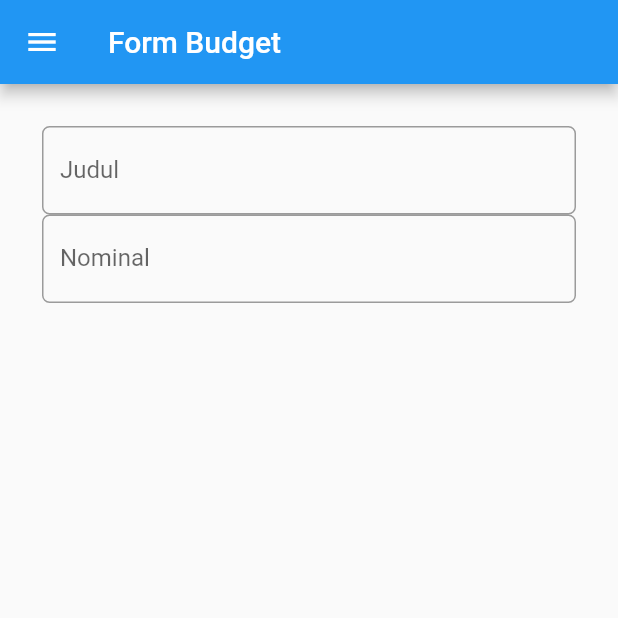
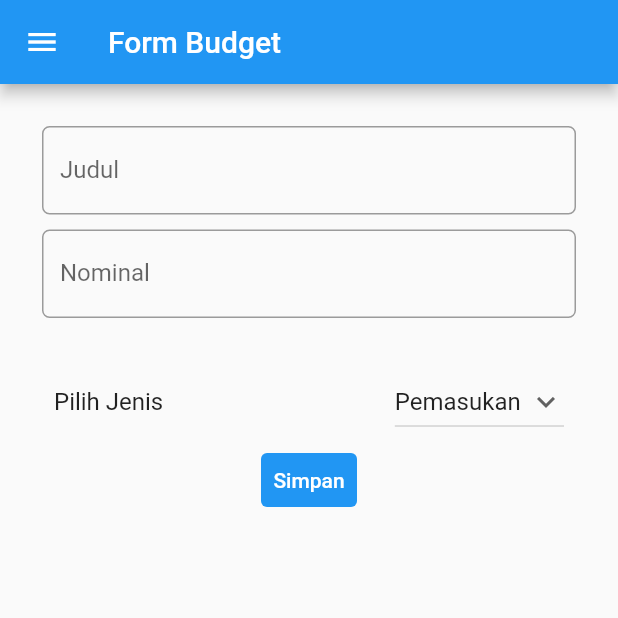
Before and after one commit to danenherdi/pbp-assignment-flutter, a Flutter app: the screen it shows after launch, in the side drawer, after a tap on "Tambah Budget", on a phone screen of 412 x 824 dp, the top half of it. Run offline on Flutter 3.47's test engine with Material 2 defaults, Android fonts, the phone set to English and light mode, and no system bars; missing offline and left inert: dart:ffi.

Commit message:
Adding Widgets to Form

```diff
--- a/lib/data_view.dart
+++ b/lib/data_view.dart
@@ -12,7 +12,7 @@ class DataBudgetViewPage extends StatefulWidget {
 }
 
 class _DataBudgetViewPageState extends State<DataBudgetViewPage> {
-   @override
+    @override
     Widget build(BuildContext context) {
         return Scaffold(
             appBar: AppBar(
--- a/lib/tambah_form.dart
+++ b/lib/tambah_form.dart
@@ -1,5 +1,6 @@
 import 'package:flutter/material.dart';
 import 'package:counter_7/navigator_drawer.dart';
+import 'package:flutter/services.dart';
 
 class TambahBudgetFormPage extends StatefulWidget {
   const TambahBudgetFormPage({super.key});
@@ -12,8 +13,12 @@ class _TambahBudgetFormPageState extends State<TambahBudgetFormPage> {
   // Variabel
   final _formKey = GlobalKey<FormState>();
   String judul = "";
-  num nominal = 0;
-  List<String> tipe = ['Pemasukan', 'Pengeluaran'];
+  int nominal = 0;
+  String jenis = "Pemasukan";
+  List<String> listJenis = ["Pemasukan", "Pengeluaran"];
+  List<String> listJudul = [];
+  List<int> listNominal = [];
+  List<String> listPemilihanJenis = [];
 
 
   @override
@@ -55,20 +60,77 @@ class _TambahBudgetFormPageState extends State<TambahBudgetFormPage> {
                                 }
                               ),
 
+                              const SizedBox(
+                                height: 10,
+                              ),
+
                               TextFormField(
-                                keyboardType: TextInputType.number,
-
                                 decoration: InputDecoration(
                                   labelText: "Nominal",
                                   border: OutlineInputBorder(
                                     borderRadius: BorderRadius.circular(5.0),
-                                  )
+                                  ),
                                 ),
+                                inputFormatters: <TextInputFormatter>[FilteringTextInputFormatter.allow(RegExp(r'[0-9]'))],
 
+                                onChanged: (String? value){
+                                  setState(() {
+                                    nominal = int.parse(value!);
+                                  });
+                                },
+
+                                validator: (String? value){
+                                  if(value == null || value.isEmpty){
+                                    return 'Nominal angka tidak boleh kosong!';
+                                  }
+                                  return null;
+                                }
                               ),
-
                             ],
                           ),
+                        ),
+
+                        const SizedBox(
+                          height: 20,
+                        ),
+
+                        ListTile(
+                          title: const Text('Pilih Jenis'),
+                          trailing: DropdownButton(
+                            value: jenis,
+                            icon: const Icon(Icons.keyboard_arrow_down),
+                            items: listJenis.map((String items) {
+                            return DropdownMenuItem(
+                              value: items,
+                              child: Text(items),
+                            );
+                            }).toList(),
+
+                            onChanged: (String? newValue) {
+                              setState(() {
+                                jenis = newValue!;
+                              });
+                            },
+                          ),
+                        ),
+
+                        TextButton(
+                          onPressed: (){
+                            if(_formKey.currentState!.validate()){
+                              listJudul.add(judul);
+                              listNominal.add(nominal);
+                              listPemilihanJenis.add(jenis);
+                            }
+                          },
+
+                          style: ButtonStyle(
+                            backgroundColor: MaterialStateProperty.all(Colors.blue),
+                          ),
+
+                          child: const Text("Simpan",
+                            style: TextStyle(color: Colors.white)
+                            ),
+
                         )
                       ],
                     ),
```
